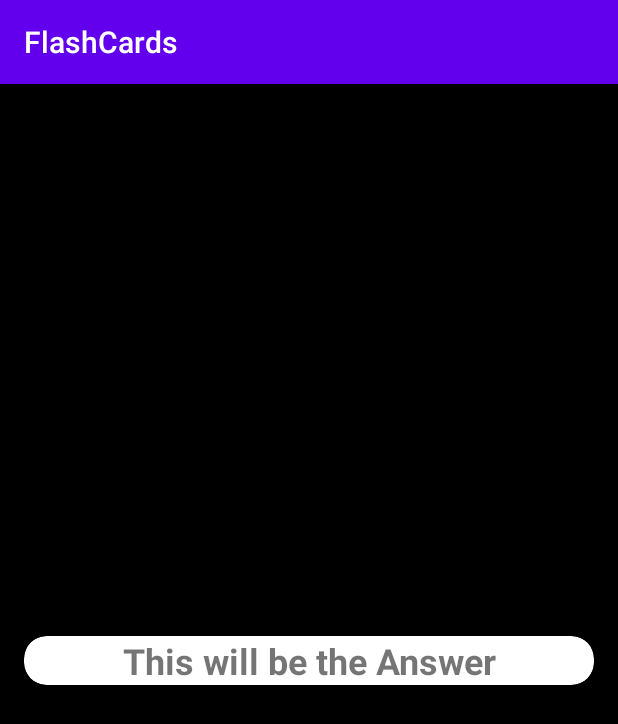
After one commit to NicholasHeilman/FlashCards, an Android app: the fragment AnswerFragment shown on its own in the app's theme, on a phone screen of 412 x 824 dp. The commit adds this screen. Shown: the top 724 px of the screen. Run offline under Robolectric (Android 15) with nearby library versions, the phone set to English and light mode, and no system bars.

Commit message:
add question and answer fragments

```diff
--- a/app/build.gradle
+++ b/app/build.gradle
@@ -40,6 +40,7 @@ dependencies {
     implementation 'androidx.appcompat:appcompat:1.1.0'
     implementation 'androidx.core:core-ktx:1.2.0'
     implementation 'androidx.constraintlayout:constraintlayout:1.1.3'
+    implementation 'androidx.legacy:legacy-support-v4:1.0.0'
     testImplementation 'junit:junit:4.13'
     androidTestImplementation 'androidx.test.ext:junit:1.1.1'
     androidTestImplementation 'androidx.test.espresso:espresso-core:3.2.0'
--- /dev/null
+++ b/app/src/main/java/com/flashcards/AnswerFragment.kt
@@ -0,0 +1,22 @@
+package com.flashcards
+
+import android.os.Bundle
+import androidx.fragment.app.Fragment
+import android.view.LayoutInflater
+import android.view.View
+import android.view.ViewGroup
+
+/**
+ * A simple [Fragment] subclass.
+ */
+class AnswerFragment : Fragment() {
+
+    override fun onCreateView(
+        inflater: LayoutInflater, container: ViewGroup?,
+        savedInstanceState: Bundle?
+    ): View? {
+        // Inflate the layout for this fragment
+        return inflater.inflate(R.layout.fragment_answer, container, false)
+    }
+
+}
--- a/app/src/main/java/com/flashcards/Database/QuestionRoomDatabase.kt
+++ b/app/src/main/java/com/flashcards/Database/QuestionRoomDatabase.kt
@@ -56,11 +56,11 @@ abstract class QuestionDatabase : RoomDatabase(){
             questionDao.insert(question)
             question = Question(3, "Thread","A thread of execution in a program.")
             questionDao.insert(question)
-            question = Question(4, "Object Oriented Programming","World")
+            question = Question(4, "Object Oriented Programming","A concepts in Java work by letting programmers create components that can be re-used in different ways, but still maintain security. Four main concepts are an abstraction, encapsulation, inheritance, and polymorphism.")
             questionDao.insert(question)
-            question = Question(5, "Finally","World")
+            question = Question(5, "Finally","Contains all the crucial statements that must be executed whether exception occurs or not. The statements present in this block will always execute regardless of whether exception occurs in try block or not such as closing a connection, stream etc.")
             questionDao.insert(question)
-            question = Question(6, "Activity","World")
+            question = Question(6, "Activity","The Activity class is a crucial component of an Android app, and the way activities are launched and put together is a fundamental part of the platform's application model. Unlike programming paradigms in which apps are launched with a main() method, the Android system initiates code in an Activity instance by invoking specific callback methods that correspond to specific stages of its lifecycle.")
             questionDao.insert(question)
             question = Question(7, "Service","World")
             questionDao.insert(question)
--- a/app/src/main/java/com/flashcards/MainActivity.kt
+++ b/app/src/main/java/com/flashcards/MainActivity.kt
@@ -10,7 +10,7 @@ import com.flashcards.dao.QuestionDao
 
 class MainActivity : AppCompatActivity() {
 
-    private val newQuestionActivity = 1
+//    private val newQuestionActivity = 1
     private lateinit var questionViewModel : QuestionViewModel
 
     override fun onCreate(savedInstanceState: Bundle?) {
--- a/app/src/main/res/layout/activity_main.xml
+++ b/app/src/main/res/layout/activity_main.xml
@@ -14,6 +14,7 @@
         android:text="@string/question"
         android:textColor="@android:color/white"
         android:textSize="24sp"
+        android:textStyle="bold"
         app:layout_constraintBottom_toTopOf="@id/question_btn"
         app:layout_constraintLeft_toLeftOf="parent"
         app:layout_constraintRight_toRightOf="parent"
--- /dev/null
+++ b/app/src/main/res/layout/fragment_answer.xml
@@ -0,0 +1,33 @@
+<?xml version="1.0" encoding="utf-8"?>
+<androidx.constraintlayout.widget.ConstraintLayout xmlns:android="http://schemas.android.com/apk/res/android"
+    xmlns:app="http://schemas.android.com/apk/res-auto"
+    xmlns:tools="http://schemas.android.com/tools"
+    android:layout_width="match_parent"
+    android:layout_height="match_parent"
+    tools:context=".AnswerFragment"
+    android:background="@android:color/black">
+
+    <androidx.cardview.widget.CardView
+        android:id="@+id/cvAnswer"
+        android:layout_width="match_parent"
+        android:layout_height="wrap_content"
+        app:layout_constraintBottom_toBottomOf="parent"
+        app:layout_constraintEnd_toEndOf="parent"
+        app:layout_constraintStart_toStartOf="parent"
+        app:layout_constraintTop_toTopOf="parent"
+        android:background="@android:color/white"
+        app:cardCornerRadius="15dp"
+        android:layout_margin="16dp">
+
+        <TextView
+            android:id="@+id/tvAnswer"
+            android:layout_width="match_parent"
+            android:layout_height="match_parent"
+            android:gravity="center"
+            android:text="@string/hello_blank_fragment"
+            android:textSize="24sp"
+            android:textStyle="bold" />
+
+    </androidx.cardview.widget.CardView>
+
+</androidx.constraintlayout.widget.ConstraintLayout>
--- a/app/src/main/res/values/strings.xml
+++ b/app/src/main/res/values/strings.xml
@@ -1,4 +1,5 @@
 <resources>
     <string name="app_name">FlashCards</string>
     <string name="question">"Let's Begin "</string>
+    <string name="hello_blank_fragment">This will be the Answer</string>
 </resources>
```
Also changed, not shown: app/src/main/java/com/flashcards/QuestionFragment.kt (added, +24 -0 lines).
